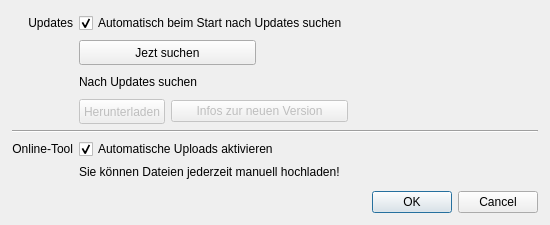
First picture: the form in Programm/preferencesdialog.ui, repository philjosch/Einsatzplaner, before the edit.
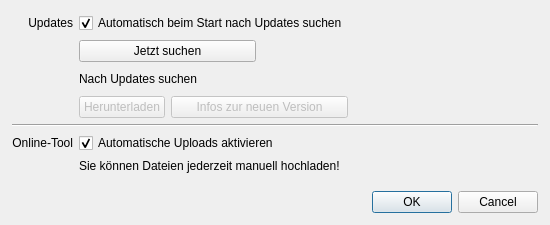
Second picture: the form after the edit.

Commit message:
Einstellungsfenster übernimmt Einstellungen
Die Einstellungen für das Automatische Hochladen werden vom Einstellungsfenster übernommen.

What changed in the file:
```diff
--- a/Programm/preferencesdialog.ui
+++ b/Programm/preferencesdialog.ui
@@ -84,20 +84,8 @@
    </item>
    <item row="1" column="1" colspan="2">
     <widget class="QPushButton" name="pushSearch">
-     <property name="minimumSize">
-      <size>
-       <width>0</width>
-       <height>25</height>
-      </size>
-     </property>
-     <property name="maximumSize">
-      <size>
-       <width>16777215</width>
-       <height>25</height>
-      </size>
-     </property>
      <property name="text">
-      <string>Jezt suchen</string>
+      <string>Jetzt suchen</string>
      </property>
     </widget>
    </item>
@@ -119,18 +107,6 @@
      <property name="enabled">
       <bool>false</bool>
      </property>
-     <property name="minimumSize">
-      <size>
-       <width>0</width>
-       <height>25</height>
-      </size>
-     </property>
-     <property name="maximumSize">
-      <size>
-       <width>16777215</width>
-       <height>25</height>
-      </size>
-     </property>
      <property name="text">
       <string>Herunterladen</string>
      </property>
```
Left out of the diff: 2 changed lines with no effect on the pictures. The commit also changes 1 other file.
